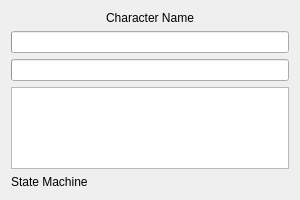
SandSnip3r/Hyperbot, file rl_ui/characterDetailDialog.ui: the form before one commit.
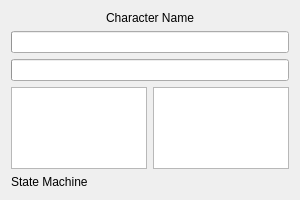
The form after the commit.

Commit message: Refactor q-values table ownership

What changed in the file:
```diff
--- a/rl_ui/characterDetailDialog.ui
+++ b/rl_ui/characterDetailDialog.ui
@@ -36,6 +36,8 @@
       </widget>
     </item>
     <item>
+      <layout class="QHBoxLayout" name="cooldownQValuesLayout">
+       <item>
      <widget class="QListWidget" name="skillCooldownList">
       <property name="iconSize">
        <size>
@@ -44,6 +46,11 @@
        </size>
       </property>
      </widget>
+       </item>
+       <item>
+        <widget class="QTableWidget" name="qValuesTable"/>
+       </item>
+      </layout>
     </item>
     <item>
       <widget class="QLabel" name="stateMachineLabel">
```
Lines whose indentation alone changed are shown as unchanged. The commit also changes 2 other files.
